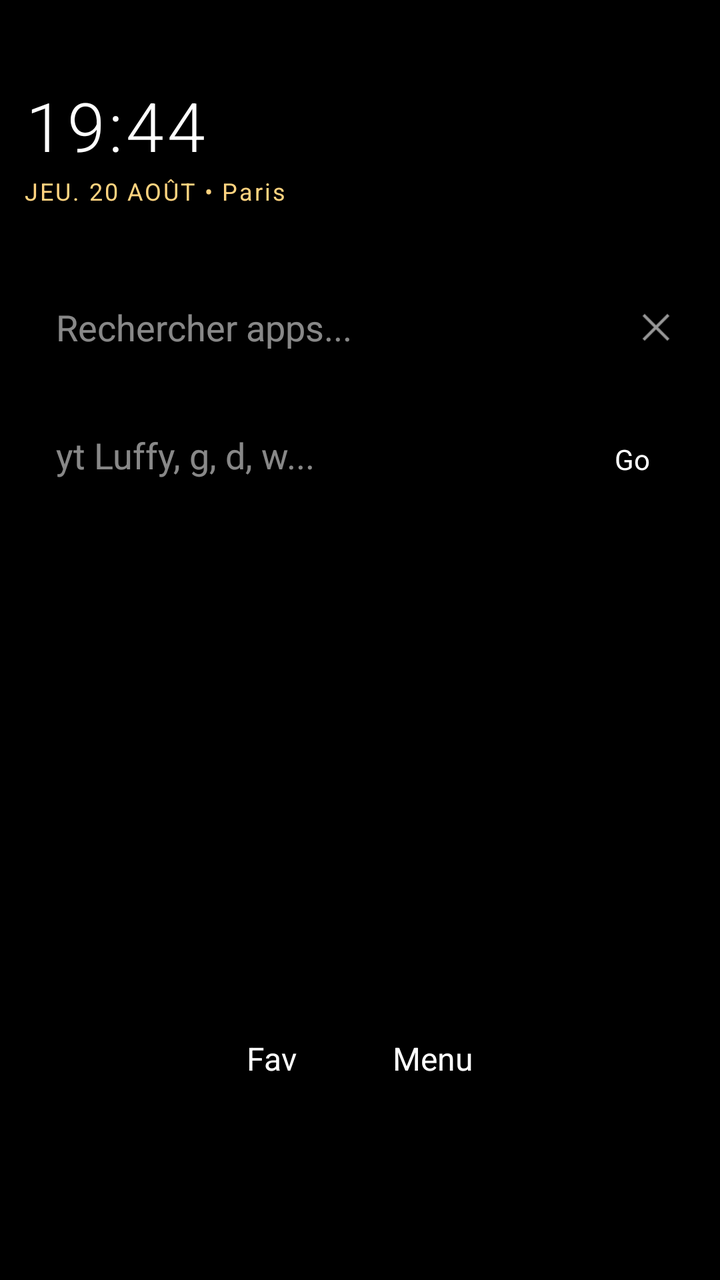
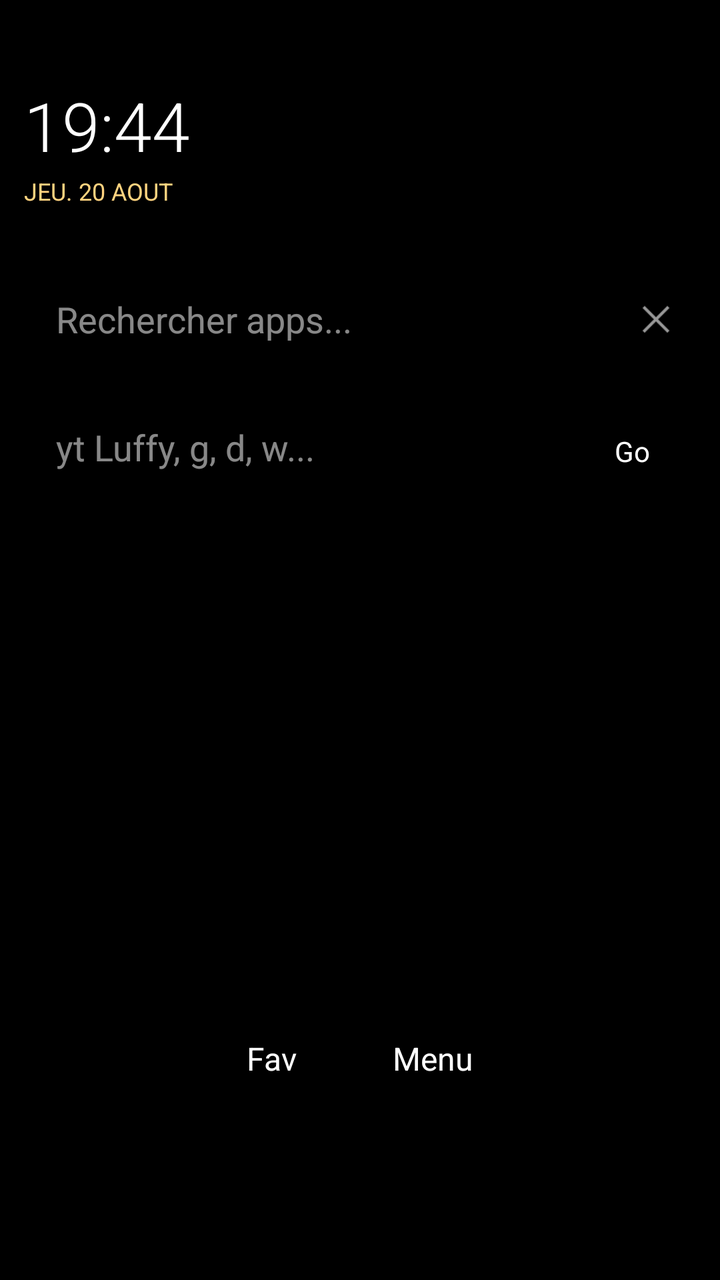

Compare the two renders of this Android layout. The source of the first and the diff that turns it into the second are given below.
<!-- AndroidManifest.xml: application theme android:Theme.Light.NoTitleBar.Fullscreen -->
<!-- res/layout/activity_main.xml -->
<?xml version="1.0" encoding="utf-8"?>
<FrameLayout xmlns:android="http://schemas.android.com/apk/res/android"
    android:id="@+id/root"
    android:layout_width="match_parent"
    android:layout_height="match_parent"
    android:background="#000000">

    <ImageView
        android:id="@+id/wallpaper"
        android:layout_width="match_parent"
        android:layout_height="match_parent"
        android:scaleType="centerCrop" />

    <LinearLayout
        android:layout_width="match_parent"
        android:layout_height="match_parent"
        android:orientation="vertical"
        android:paddingTop="40dp"
        android:paddingLeft="12dp"
        android:paddingRight="12dp"
        android:clipToPadding="false">

        <TextView
            android:id="@+id/clock"
            android:layout_width="wrap_content"
            android:layout_height="wrap_content"
            android:text="19:44"
            android:textSize="34sp"
            android:textColor="#FFFFFF"
            android:fontFamily="sans-serif-light"
            android:letterSpacing="0.05" />

        <TextView
            android:id="@+id/dateInfo"
            android:layout_width="wrap_content"
            android:layout_height="wrap_content"
            android:text="JEU. 20 AOÛT • Paris"
            android:textSize="12sp"
            android:textColor="#FFD37F"
            android:letterSpacing="0.08"
            android:layout_marginTop="2dp"
            android:layout_marginBottom="0dp" />

        <LinearLayout
            android:id="@+id/widgetContainer"
            android:layout_width="match_parent"
            android:layout_height="wrap_content"
            android:orientation="vertical"
            android:layout_marginTop="8dp"
            android:layout_marginBottom="4dp" />

        
        <LinearLayout
            android:layout_width="match_parent"
            android:layout_height="wrap_content"
            android:orientation="horizontal"
            android:layout_marginTop="20dp">

            <EditText
                android:id="@+id/searchAppsMain"
                android:layout_width="0dp"
                android:layout_height="56dp"
                android:layout_weight="1"
                android:hint="Rechercher apps..."
                android:background="@android:color/transparent"
                android:padding="16dp"
                android:textColor="#FFFFFF"
                android:textColorHint="#88FFFFFF"
                android:singleLine="true" />

            <ImageView
                android:id="@+id/clearApps"
                android:layout_width="40dp"
                android:layout_height="40dp"
                android:src="@android:drawable/ic_menu_close_clear_cancel"
                android:layout_gravity="center"
                android:padding="8dp" />
        </LinearLayout>

        <LinearLayout
            android:layout_width="match_parent"
            android:layout_height="wrap_content"
            android:orientation="horizontal"
            android:layout_marginTop="8dp">

            <EditText
                android:id="@+id/searchWebMain"
                android:layout_width="0dp"
                android:layout_height="56dp"
                android:layout_weight="1"
                android:hint="yt Luffy, g, d, w..."
                android:background="@android:color/transparent"
                android:padding="16dp"
                android:textColor="#FFFFFF"
                android:textColorHint="#88FFFFFF"
                android:singleLine="true" />

            <TextView
                android:id="@+id/btnWebGo"
                android:layout_width="64dp"
                android:layout_height="56dp"
                android:text="Go"
                android:gravity="center"
                android:textColor="#FFFFFF"
                android:background="@android:color/transparent" />
        </LinearLayout>

        <androidx.recyclerview.widget.RecyclerView
            android:id="@+id/rvFavorites"
            android:layout_width="match_parent"
            android:layout_height="0dp"
            android:layout_weight="1"
            android:clipToPadding="false"
            android:padding="4dp"
            android:layout_marginTop="12dp" />

        <androidx.recyclerview.widget.RecyclerView
            android:id="@+id/rvSuggestions"
            android:layout_width="match_parent"
            android:layout_height="wrap_content"
            android:visibility="gone" />

        <LinearLayout
            android:layout_width="match_parent"
            android:layout_height="wrap_content"
            android:gravity="center"
            android:orientation="horizontal"
            android:layout_marginTop="12dp"
            android:layout_marginBottom="8dp">

            <TextView
                android:id="@+id/btnAddFav"
                android:layout_width="wrap_content"
                android:layout_height="wrap_content"
                android:text="Fav"
                android:textColor="#FFFFFF"
                android:padding="12dp"
                android:textSize="16sp" />

            <TextView
                android:id="@+id/btnMenu"
                android:layout_width="wrap_content"
                android:layout_height="wrap_content"
                android:text="Menu"
                android:textColor="#FFFFFF"
                android:padding="12dp"
                android:layout_marginLeft="24dp"
                android:textSize="16sp" />
        </LinearLayout>

        <LinearLayout
            android:id="@+id/dock"
            android:layout_width="match_parent"
            android:layout_height="wrap_content"
            android:orientation="horizontal"
            android:gravity="center"
            android:padding="8dp"
            android:clipToPadding="false">

            <FrameLayout android:id="@+id/dPhone" android:layout_width="0dp" android:layout_height="64dp" android:layout_weight="1">
                <ImageView android:layout_width="48dp" android:layout_height="48dp" android:layout_gravity="center" />
            </FrameLayout>
            <FrameLayout android:id="@+id/dMsg" android:layout_width="0dp" android:layout_height="64dp" android:layout_weight="1">
                <ImageView android:layout_width="48dp" android:layout_height="48dp" android:layout_gravity="center" />
            </FrameLayout>
            <FrameLayout android:id="@+id/dExtra" android:layout_width="0dp" android:layout_height="64dp" android:layout_weight="1">
                <ImageView android:layout_width="48dp" android:layout_height="48dp" android:layout_gravity="center" />
            </FrameLayout>
            <FrameLayout android:id="@+id/dDrawer" android:layout_width="0dp" android:layout_height="64dp" android:layout_weight="1">
                <ImageView android:layout_width="48dp" android:layout_height="48dp" android:layout_gravity="center" />
            </FrameLayout>
            <FrameLayout android:id="@+id/dCam" android:layout_width="0dp" android:layout_height="64dp" android:layout_weight="1">
                <ImageView android:layout_width="48dp" android:layout_height="48dp" android:layout_gravity="center" />
            </FrameLayout>
            <FrameLayout android:id="@+id/dChrome" android:layout_width="0dp" android:layout_height="64dp" android:layout_weight="1">
                <ImageView android:layout_width="48dp" android:layout_height="48dp" android:layout_gravity="center" />
            </FrameLayout>
        </LinearLayout>

    </LinearLayout>
</FrameLayout>
<!-- resources referenced by this layout -->
<resources>

</resources>

<!-- the commit's change to res/layout/activity_main.xml (unified diff, before → after) -->
@@ -4,178 +4,32 @@
     android:layout_width="match_parent"
     android:layout_height="match_parent"
     android:background="#000000">
-
-    <ImageView
-        android:id="@+id/wallpaper"
-        android:layout_width="match_parent"
-        android:layout_height="match_parent"
-        android:scaleType="centerCrop" />
-
-    <LinearLayout
-        android:layout_width="match_parent"
-        android:layout_height="match_parent"
-        android:orientation="vertical"
-        android:paddingTop="40dp"
-        android:paddingLeft="12dp"
-        android:paddingRight="12dp"
-        android:clipToPadding="false">
-
-        <TextView
-            android:id="@+id/clock"
-            android:layout_width="wrap_content"
-            android:layout_height="wrap_content"
-            android:text="19:44"
-            android:textSize="34sp"
-            android:textColor="#FFFFFF"
-            android:fontFamily="sans-serif-light"
-            android:letterSpacing="0.05" />
-
-        <TextView
-            android:id="@+id/dateInfo"
-            android:layout_width="wrap_content"
-            android:layout_height="wrap_content"
-            android:text="JEU. 20 AOÛT • Paris"
-            android:textSize="12sp"
-            android:textColor="#FFD37F"
-            android:letterSpacing="0.08"
-            android:layout_marginTop="2dp"
-            android:layout_marginBottom="0dp" />
-
-        <LinearLayout
-            android:id="@+id/widgetContainer"
-            android:layout_width="match_parent"
-            android:layout_height="wrap_content"
-            android:orientation="vertical"
-            android:layout_marginTop="8dp"
-            android:layout_marginBottom="4dp" />
-
-        
-        <LinearLayout
-            android:layout_width="match_parent"
-            android:layout_height="wrap_content"
-            android:orientation="horizontal"
-            android:layout_marginTop="20dp">
-
-            <EditText
-                android:id="@+id/searchAppsMain"
-                android:layout_width="0dp"
-                android:layout_height="56dp"
-                android:layout_weight="1"
-                android:hint="Rechercher apps..."
-                android:background="@android:color/transparent"
-                android:padding="16dp"
-                android:textColor="#FFFFFF"
-                android:textColorHint="#88FFFFFF"
-                android:singleLine="true" />
-
-            <ImageView
-                android:id="@+id/clearApps"
-                android:layout_width="40dp"
-                android:layout_height="40dp"
-                android:src="@android:drawable/ic_menu_close_clear_cancel"
-                android:layout_gravity="center"
-                android:padding="8dp" />
+    <ImageView android:id="@+id/wallpaper" android:layout_width="match_parent" android:layout_height="match_parent" android:scaleType="centerCrop" />
+    <LinearLayout android:layout_width="match_parent" android:layout_height="match_parent" android:orientation="vertical" android:paddingTop="40dp" android:paddingLeft="12dp" android:paddingRight="12dp">
+        <TextView android:id="@+id/clock" android:layout_width="wrap_content" android:layout_height="wrap_content" android:text="19:44" android:textSize="34sp" android:textColor="#FFFFFF" android:fontFamily="sans-serif-light" />
+        <TextView android:id="@+id/dateInfo" android:layout_width="wrap_content" android:layout_height="wrap_content" android:text="JEU. 20 AOUT" android:textSize="12sp" android:textColor="#FFD37F" android:layout_marginTop="2dp" />
+        <LinearLayout android:id="@+id/widgetContainer" android:layout_width="match_parent" android:layout_height="wrap_content" android:orientation="vertical" android:layout_marginTop="8dp" />
+        <LinearLayout android:layout_width="match_parent" android:layout_height="wrap_content" android:orientation="horizontal" android:layout_marginTop="20dp">
+            <EditText android:id="@+id/searchAppsMain" android:layout_width="0dp" android:layout_height="56dp" android:layout_weight="1" android:hint="Rechercher apps..." android:background="@android:color/transparent" android:padding="16dp" android:textColor="#FFFFFF" android:textColorHint="#88FFFFFF" android:singleLine="true" />
+            <ImageView android:id="@+id/clearApps" android:layout_width="40dp" android:layout_height="40dp" android:src="@android:drawable/ic_menu_close_clear_cancel" android:layout_gravity="center" android:padding="8dp" />
         </LinearLayout>
-
-        <LinearLayout
-            android:layout_width="match_parent"
-            android:layout_height="wrap_content"
-            android:orientation="horizontal"
-            android:layout_marginTop="8dp">
-
-            <EditText
-                android:id="@+id/searchWebMain"
-                android:layout_width="0dp"
-                android:layout_height="56dp"
-                android:layout_weight="1"
-                android:hint="yt Luffy, g, d, w..."
-                android:background="@android:color/transparent"
-                android:padding="16dp"
-                android:textColor="#FFFFFF"
-                android:textColorHint="#88FFFFFF"
-                android:singleLine="true" />
-
-            <TextView
-                android:id="@+id/btnWebGo"
-                android:layout_width="64dp"
-                android:layout_height="56dp"
-                android:text="Go"
-                android:gravity="center"
-                android:textColor="#FFFFFF"
-                android:background="@android:color/transparent" />
+        <LinearLayout android:layout_width="match_parent" android:layout_height="wrap_content" android:orientation="horizontal" android:layout_marginTop="8dp">
+            <EditText android:id="@+id/searchWebMain" android:layout_width="0dp" android:layout_height="56dp" android:layout_weight="1" android:hint="yt Luffy, g, d, w..." android:background="@android:color/transparent" android:padding="16dp" android:textColor="#FFFFFF" android:textColorHint="#88FFFFFF" android:singleLine="true" />
+            <TextView android:id="@+id/btnWebGo" android:layout_width="64dp" android:layout_height="56dp" android:text="Go" android:gravity="center" android:textColor="#FFFFFF" />
         </LinearLayout>
-
-        <androidx.recyclerview.widget.RecyclerView
-            android:id="@+id/rvFavorites"
-            android:layout_width="match_parent"
-            android:layout_height="0dp"
-            android:layout_weight="1"
-            android:clipToPadding="false"
-            android:padding="4dp"
-            android:layout_marginTop="12dp" />
-
-        <androidx.recyclerview.widget.RecyclerView
-            android:id="@+id/rvSuggestions"
-            android:layout_width="match_parent"
-            android:layout_height="wrap_content"
-            android:visibility="gone" />
-
-        <LinearLayout
-            android:layout_width="match_parent"
-            android:layout_height="wrap_content"
-            android:gravity="center"
-            android:orientation="horizontal"
-            android:layout_marginTop="12dp"
-            android:layout_marginBottom="8dp">
-
-            <TextView
-                android:id="@+id/btnAddFav"
-                android:layout_width="wrap_content"
-                android:layout_height="wrap_content"
-                android:text="Fav"
-                android:textColor="#FFFFFF"
-                android:padding="12dp"
-                android:textSize="16sp" />
-
-            <TextView
-                android:id="@+id/btnMenu"
-                android:layout_width="wrap_content"
-                android:layout_height="wrap_content"
-                android:text="Menu"
-                android:textColor="#FFFFFF"
-                android:padding="12dp"
-                android:layout_marginLeft="24dp"
-                android:textSize="16sp" />
+        <androidx.recyclerview.widget.RecyclerView android:id="@+id/rvFavorites" android:layout_width="match_parent" android:layout_height="0dp" android:layout_weight="1" android:padding="4dp" android:layout_marginTop="12dp" />
+        <androidx.recyclerview.widget.RecyclerView android:id="@+id/rvSuggestions" android:layout_width="match_parent" android:layout_height="wrap_content" android:visibility="gone" />
+        <LinearLayout android:layout_width="match_parent" android:layout_height="wrap_content" android:gravity="center" android:orientation="horizontal" android:layout_marginTop="12dp" android:layout_marginBottom="8dp">
+            <TextView android:id="@+id/btnAddFav" android:layout_width="wrap_content" android:layout_height="wrap_content" android:text="Fav" android:textColor="#FFFFFF" android:padding="12dp" android:textSize="16sp" />
+            <TextView android:id="@+id/btnMenu" android:layout_width="wrap_content" android:layout_height="wrap_content" android:text="Menu" android:textColor="#FFFFFF" android:padding="12dp" android:layout_marginLeft="24dp" android:textSize="16sp" />
         </LinearLayout>
-
-        <LinearLayout
-            android:id="@+id/dock"
-            android:layout_width="match_parent"
-            android:layout_height="wrap_content"
-            android:orientation="horizontal"
-            android:gravity="center"
-            android:padding="8dp"
-            android:clipToPadding="false">
-
-            <FrameLayout android:id="@+id/dPhone" android:layout_width="0dp" android:layout_height="64dp" android:layout_weight="1">
-                <ImageView android:layout_width="48dp" android:layout_height="48dp" android:layout_gravity="center" />
-            </FrameLayout>
-            <FrameLayout android:id="@+id/dMsg" android:layout_width="0dp" android:layout_height="64dp" android:layout_weight="1">
-                <ImageView android:layout_width="48dp" android:layout_height="48dp" android:layout_gravity="center" />
-            </FrameLayout>
-            <FrameLayout android:id="@+id/dExtra" android:layout_width="0dp" android:layout_height="64dp" android:layout_weight="1">
-                <ImageView android:layout_width="48dp" android:layout_height="48dp" android:layout_gravity="center" />
-            </FrameLayout>
-            <FrameLayout android:id="@+id/dDrawer" android:layout_width="0dp" android:layout_height="64dp" android:layout_weight="1">
-                <ImageView android:layout_width="48dp" android:layout_height="48dp" android:layout_gravity="center" />
-            </FrameLayout>
-            <FrameLayout android:id="@+id/dCam" android:layout_width="0dp" android:layout_height="64dp" android:layout_weight="1">
-                <ImageView android:layout_width="48dp" android:layout_height="48dp" android:layout_gravity="center" />
-            </FrameLayout>
-            <FrameLayout android:id="@+id/dChrome" android:layout_width="0dp" android:layout_height="64dp" android:layout_weight="1">
-                <ImageView android:layout_width="48dp" android:layout_height="48dp" android:layout_gravity="center" />
-            </FrameLayout>
+        <LinearLayout android:id="@+id/dock" android:layout_width="match_parent" android:layout_height="wrap_content" android:orientation="horizontal" android:gravity="center" android:padding="8dp">
+            <FrameLayout android:id="@+id/dPhone" android:layout_width="0dp" android:layout_height="64dp" android:layout_weight="1"><ImageView android:layout_width="48dp" android:layout_height="48dp" android:layout_gravity="center" /></FrameLayout>
+            <FrameLayout android:id="@+id/dMsg" android:layout_width="0dp" android:layout_height="64dp" android:layout_weight="1"><ImageView android:layout_width="48dp" android:layout_height="48dp" android:layout_gravity="center" /></FrameLayout>
+            <FrameLayout android:id="@+id/dExtra" android:layout_width="0dp" android:layout_height="64dp" android:layout_weight="1"><ImageView android:layout_width="48dp" android:layout_height="48dp" android:layout_gravity="center" /></FrameLayout>
+            <FrameLayout android:id="@+id/dDrawer" android:layout_width="0dp" android:layout_height="64dp" android:layout_weight="1"><ImageView android:layout_width="48dp" android:layout_height="48dp" android:layout_gravity="center" /></FrameLayout>
+            <FrameLayout android:id="@+id/dCam" android:layout_width="0dp" android:layout_height="64dp" android:layout_weight="1"><ImageView android:layout_width="48dp" android:layout_height="48dp" android:layout_gravity="center" /></FrameLayout>
+            <FrameLayout android:id="@+id/dChrome" android:layout_width="0dp" android:layout_height="64dp" android:layout_weight="1"><ImageView android:layout_width="48dp" android:layout_height="48dp" android:layout_gravity="center" /></FrameLayout>
         </LinearLayout>
-
     </LinearLayout>
 </FrameLayout>
